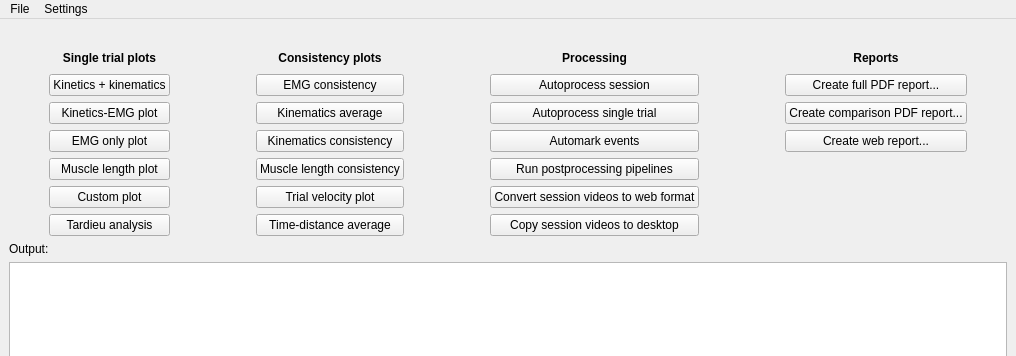
Old version of the form gaitutils/nexus_scripts/nexus_menu.ui in the repository NCH-Motion-Laboratory/gaitutils; both pictures show x 0 to 1016 and y 0 to 356 of the 1016 by 707 pixel window.
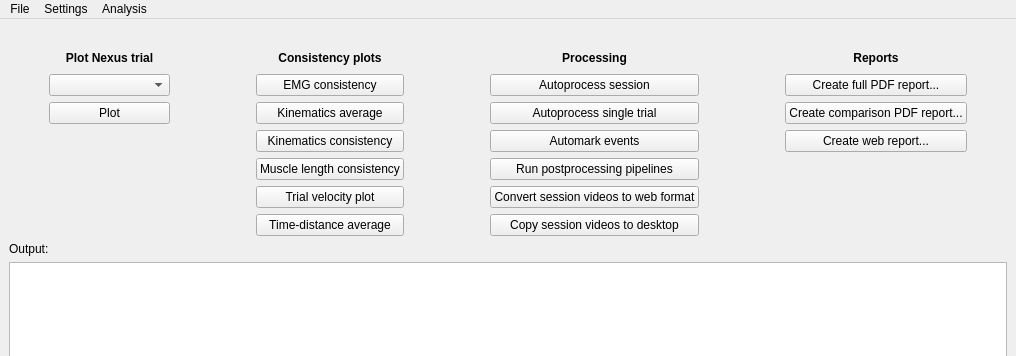
New version of the form. Custom widgets are drawn as their Qt base class.

Commit message: wip: adapt menu

What changed in the file:
```diff
--- a/gaitutils/nexus_scripts/nexus_menu.ui
+++ b/gaitutils/nexus_scripts/nexus_menu.ui
@@ -40,13 +40,6 @@
         </property>
        </widget>
       </item>
-      <item row="6" column="1">
-       <widget class="QPushButton" name="btnTardieu">
-        <property name="text">
-         <string>Tardieu analysis</string>
-        </property>
-       </widget>
-      </item>
       <item row="3" column="7">
        <widget class="QPushButton" name="btnAutomark">
         <property name="text">
@@ -54,20 +47,6 @@
         </property>
        </widget>
       </item>
-      <item row="1" column="1">
-       <widget class="QPushButton" name="btnKinall">
-        <property name="text">
-         <string>Kinetics + kinematics</string>
-        </property>
-       </widget>
-      </item>
-      <item row="4" column="1">
-       <widget class="QPushButton" name="btnMuscleLen">
-        <property name="text">
-         <string>Muscle length plot</string>
-        </property>
-       </widget>
-      </item>
       <item row="1" column="7">
        <widget class="QPushButton" name="btnAutoprocSession">
         <property name="text">
@@ -75,13 +54,6 @@
         </property>
        </widget>
       </item>
-      <item row="2" column="1">
-       <widget class="QPushButton" name="btnKinEMG">
-        <property name="text">
-         <string>Kinetics-EMG plot</string>
-        </property>
-       </widget>
-      </item>
       <item row="3" column="5">
        <widget class="QPushButton" name="btnKinCons">
         <property name="text">
@@ -98,7 +70,7 @@
          </font>
         </property>
         <property name="text">
-         <string>Single trial plots</string>
+         <string>Plot Nexus trial</string>
         </property>
         <property name="alignment">
          <set>Qt::AlignCenter</set>
@@ -112,13 +84,6 @@
         </property>
        </widget>
       </item>
-      <item row="5" column="1">
-       <widget class="QPushButton" name="btnCustom">
-        <property name="text">
-         <string>Custom plot</string>
-        </property>
-       </widget>
-      </item>
       <item row="0" column="7">
        <widget class="QLabel" name="label_3">
         <property name="font">
@@ -165,13 +130,6 @@
         </property>
        </widget>
       </item>
-      <item row="3" column="1">
-       <widget class="QPushButton" name="btnEMG">
-        <property name="text">
-         <string>EMG only plot</string>
-        </property>
-       </widget>
-      </item>
       <item row="0" column="0">
        <spacer name="horizontalSpacer_3">
         <property name="orientation">
@@ -324,6 +282,16 @@
         </property>
        </widget>
       </item>
+      <item row="1" column="1">
+       <widget class="QComboBox" name="cbNexusTrialLayout"/>
+      </item>
+      <item row="2" column="1">
+       <widget class="QPushButton" name="btnPlotNexusTrial">
+        <property name="text">
+         <string>Plot</string>
+        </property>
+       </widget>
+      </item>
      </layout>
     </item>
     <item>
@@ -462,8 +430,15 @@
     </property>
     <addaction name="actionOpts"/>
    </widget>
+   <widget class="QMenu" name="menuAnalysis">
+    <property name="title">
+     <string>Analysis</string>
+    </property>
+    <addaction name="actionTardieu_analysis"/>
+   </widget>
    <addaction name="menuFile"/>
    <addaction name="menuSettings"/>
+   <addaction name="menuAnalysis"/>
   </widget>
   <widget class="QStatusBar" name="statusbar"/>
   <action name="actionOptions">
```
Left out of the diff: 5 changed lines with no effect on the pictures. The commit also changes 2 other files.
